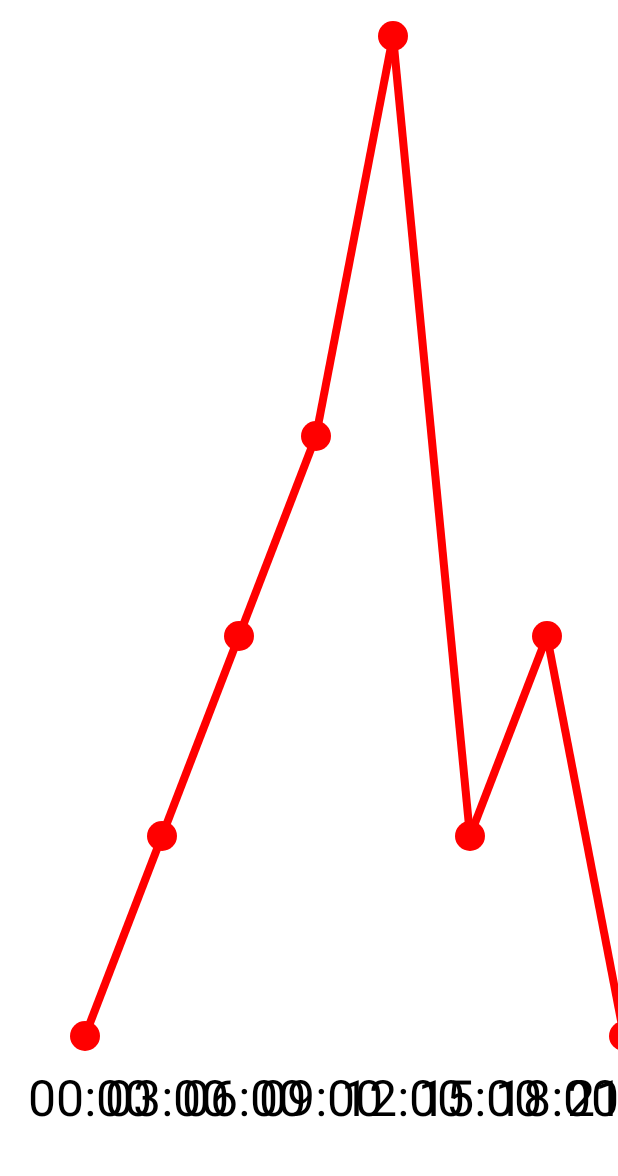
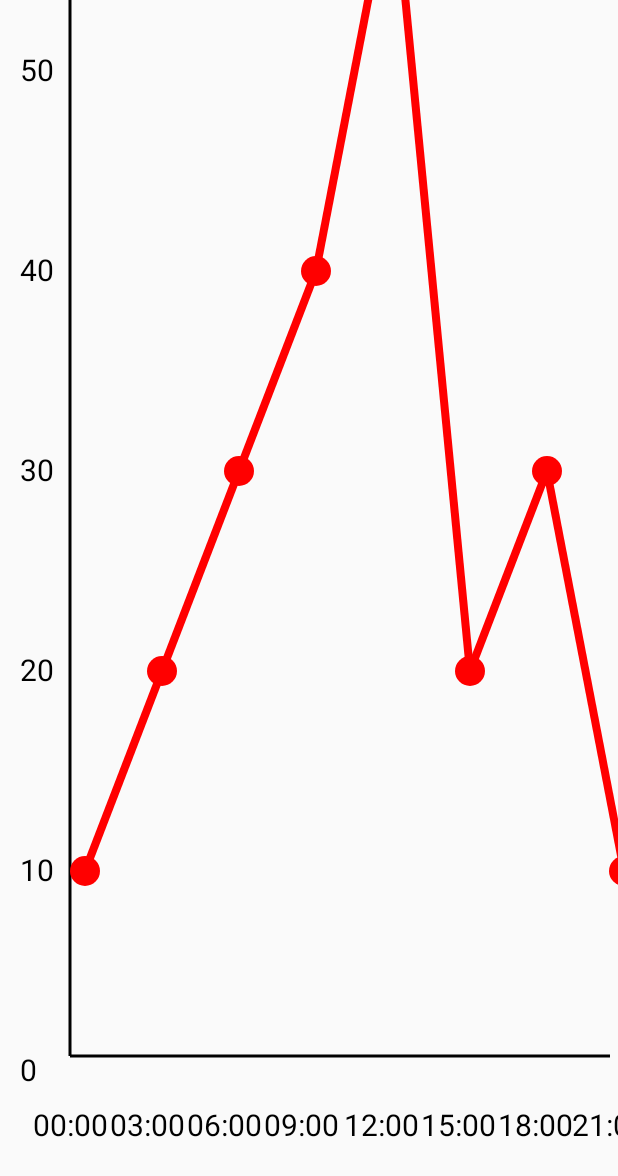
Before and after one commit to FellnerThomas/WeatherApp, an Android app: the ChartActivity screen opened directly, with no data from a screen before it, on a phone screen of 412 x 824 dp. Shown: the top 1176 px of the screen. Run offline under Robolectric (Android 15) with nearby library versions, the light colour scheme and no system bars; plain views replace LineChartView.

Commit message:
Updated Files

```diff
--- a/app/src/main/AndroidManifest.xml
+++ b/app/src/main/AndroidManifest.xml
@@ -9,7 +9,8 @@
         android:theme="@style/AppTheme" >
         <activity
             android:name=".MainActivity"
-            android:label="@string/app_name" >
+            android:label="@string/app_name"
+            android:screenOrientation="portrait" >
             <intent-filter>
                 <action android:name="android.intent.action.MAIN" />
 
@@ -17,7 +18,10 @@
             </intent-filter>
         </activity>
 
-        <activity android:label="@string/app_name" android:name=".ChartActivity"/>
+        <activity
+            android:label="@string/app_name"
+            android:name=".ChartActivity"
+            android:screenOrientation="portrait"/>
 
     </application>
 
--- a/app/src/main/java/fellner/example/fellner/weatherapp/ChartActivity.java
+++ b/app/src/main/java/fellner/example/fellner/weatherapp/ChartActivity.java
@@ -2,6 +2,7 @@ package fellner.example.fellner.weatherapp;
 
 import android.app.Activity;
 import android.content.Context;
+import android.content.res.Configuration;
 import android.graphics.Canvas;
 import android.graphics.Color;
 import android.graphics.Paint;
@@ -21,14 +22,15 @@ public class ChartActivity extends Activity{
     public float[] temperaturen = {10,20,30,40,60,20,30,10};
 
 
+    RelativeLayout wetterChart;
 
     @Override
     protected void onCreate(Bundle savedInstanceState) {
         super.onCreate(savedInstanceState);
         setContentView(R.layout.activity_chart);
 
-        RelativeLayout wetterChart = (RelativeLayout)findViewById(R.id.chartView);
-        wetterChart.addView(new iniView(this));
+        wetterChart = (RelativeLayout)findViewById(R.id.chartView);
+        setContentView(new iniView(this));
     }
 
     @Override
@@ -48,9 +50,10 @@ public class ChartActivity extends Activity{
             Display display = getWindowManager().getDefaultDisplay();
             Point size = new Point();
             display.getSize(size);
-            int width = size.x;
-            int height = size.y;
-
+            int width;
+            int height;
+            width = size.x;
+            height = size.y;
             Paint paintLine = new Paint();
             paintLine.setStyle(Paint.Style.STROKE);
             paintLine.setAntiAlias(true);
@@ -65,29 +68,50 @@ public class ChartActivity extends Activity{
             text.setStyle(Paint.Style.STROKE);
             text.setAntiAlias(true);
             text.setColor(Color.BLACK);
-            text.setTextSize(50);
+            text.setTextSize(30);
 
-            for (int i = 0 ; i < 8 ; i++){
+            Paint achsen = new Paint();
+            achsen.setAntiAlias(true);
+            achsen.setColor(Color.BLACK);
+            achsen.setStrokeWidth(3);
+
+            canvas.drawLine(70, height - 180, width*7/8 + 70, height - 180,achsen); //x Achse
+            canvas.drawLine(70, height - 180, 70, height - this.getMax()*20-180,achsen); //y Achse
+
+            for(int i = 0; i <= this.getMax(); i+=10){
+                canvas.drawText(i+"", 20, height - i * 20 - 155, text);
+            }
+
+            for (int i = 0; i < temperaturen.length; i++){
                 float left = (width/8)*i+70;
-                float top = height - temperaturen[i] * 20 - 15;
+                float top = height - temperaturen[i] * 20 - 180;
                 float right = left+30;
                 float bottom = top+30;
                 canvas.drawOval(new RectF(left,top,right,bottom),paintOval);
                 if(i!=0){
                     float lastX = (width/8)*(i-1)+85;
-                    float lastY = height - temperaturen[(i-1)] * 20;
+                    float lastY = height - temperaturen[(i-1)] * 20 - 165;
                     float thisX = (width/8)*i+85;
-                    float thisY = height - temperaturen[i] * 20;
+                    float thisY = height - temperaturen[i] * 20 - 165;
                     canvas.drawLine(lastX,lastY,thisX,thisY,paintLine);
                 }
 
                 Rect bounds = new Rect();
                 text.getTextBounds(uhrzeit[i], 0, 1, bounds);
 
-                canvas.drawText(uhrzeit[i], (width / 8) * i + 40 - bounds.width()/2, height - 120, text);
+                canvas.drawText(uhrzeit[i], (width / 8) * i + 40 - bounds.width()/2, height - 100, text); //x Achsenbeschriftung mit der Uhrzeit
 
             }
         }
 
+        public float getMax(){
+            float max = temperaturen[0];
+            for(int i = 1; i < temperaturen.length; i++){
+                if(temperaturen[i] > max){
+                    max = temperaturen[i];
+                }
+            }
+            return max;
+        }
     }
 }
```
Also changed, not shown: 1 other file.
